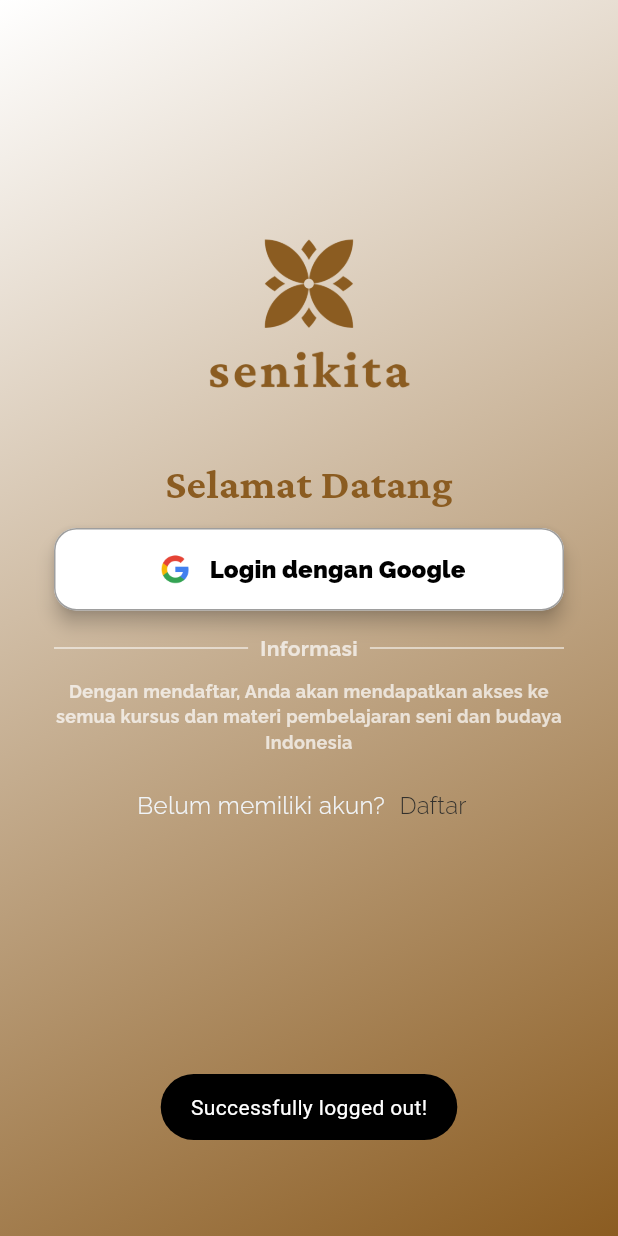
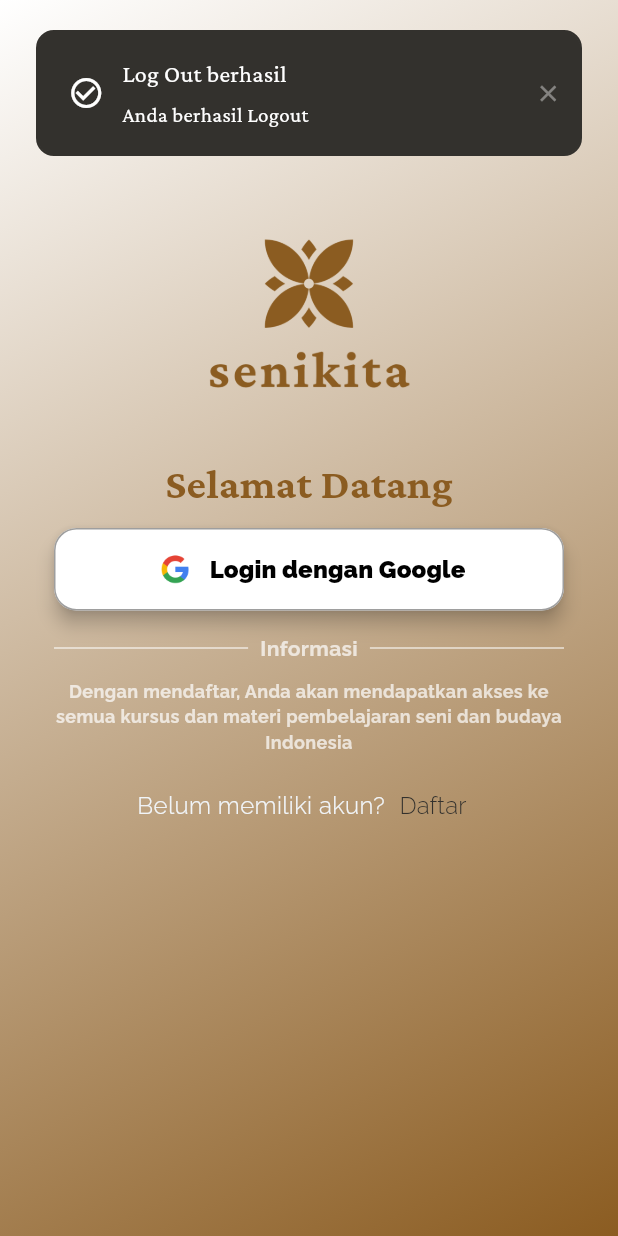
Before and after one commit to rickyprimay/senikita_edu_flutter, a Flutter app: the ProfileScreen screen opened directly, after a tap on "Log Out", on a phone screen of 412 x 824 dp. Run offline on Flutter 3.47's test engine with Material 3 defaults, Android fonts, the phone set to English and light mode, and no system bars; our stand-ins replace another_flushbar, fluttertoast, google_sign_in, logger, persistent_bottom_nav_bar, shared_preferences and 1 more; accounts and stored records are empty; project files that could hold a hidden picture were left out.

Commit message:
adding custom taost

```diff
--- a/lib/utils/utils.dart
+++ b/lib/utils/utils.dart
@@ -4,6 +4,9 @@ import 'package:another_flushbar/flushbar_route.dart';
 import 'package:flutter/material.dart';
 import 'package:flutter/widgets.dart';
 import 'package:fluttertoast/fluttertoast.dart';
+import 'package:senikita_edu/res/widgets/colors.dart';
+import 'package:senikita_edu/res/widgets/fonts.dart';
+import 'package:toastification/toastification.dart';
 
 class Utils {
   static void changeNodeFocus(BuildContext context, {FocusNode? current, FocusNode? next}) {
@@ -47,6 +50,32 @@ class Utils {
         SnackBar(backgroundColor: Colors.red, content: Text(message)));
   }
 
+  static showToastification(String message, String description, bool isSuccess, BuildContext context) {
+    return toastification.show(
+      context: context,
+      title: Text(
+        message,
+        style: AppFont.crimsonBodyMedium.copyWith(
+          fontSize: 16,
+          color: Colors.white
+        ),
+      ),
+      description: Text(
+        description,
+        style: AppFont.crimsonFootnoteLarge.copyWith(
+          fontSize: 14,
+          color: Colors.white
+        ),
+      ),
+      autoCloseDuration: const Duration(seconds: 5),
+      style: ToastificationStyle.fillColored,
+      primaryColor: AppColors.secondary,
+      backgroundColor: isSuccess ? AppColors.customGreen : AppColors.customRed,
+      foregroundColor: AppColors.greyCustom,
+      showProgressBar: true,
+    );
+  }
+
   static double averageRatings(List<int> ratings) {
     double avg = 0;
     for (int i = 0; i < ratings.length; i++) {
--- a/lib/viewModel/auth_view_model.dart
+++ b/lib/viewModel/auth_view_model.dart
@@ -1,7 +1,6 @@
 import 'package:flutter/material.dart';
 import 'package:google_sign_in/google_sign_in.dart';
 import 'package:senikita_edu/repository/auth_repository.dart';
-import 'package:senikita_edu/res/widgets/logger.dart';
 import 'package:senikita_edu/res/widgets/shared_preferences.dart';
 import 'package:senikita_edu/utils/routes/routes_names.dart';
 import 'package:senikita_edu/viewModel/user_view_model.dart';
@@ -17,12 +16,19 @@ class AuthViewModel with ChangeNotifier {
   );
 
   bool _loginLoading = false;
+  bool _logoutLoading = false;
   bool isAuthenticated = false;
 
+  bool get logoutLoading => _logoutLoading;
   bool get loading => _loginLoading;
 
   void setLoginLoading(bool value) {
     _loginLoading = value;
+    notifyListeners();
+  }
+
+  void setLogoutLoading(bool value) {
+    _logoutLoading = value;
     notifyListeners();
   }
 
@@ -52,10 +58,7 @@ class AuthViewModel with ChangeNotifier {
 
       await verifyGoogleToken(idToken, context);
     } catch (e) {
-      Utils.flushBarErrorMessage(
-        'Error during Google sign-in. Please try again.',
-        context,
-      );
+      Utils.showToastification('Gagal melakukan Login dengan Google', 'Gagal Login dengan Google, silahkan coba kembali', false, context);
     } finally {
       setLoginLoading(false);
       notifyListeners();
@@ -73,16 +76,10 @@ class AuthViewModel with ChangeNotifier {
         isAuthenticated = true;
         await saveToken(token, context);
       } else {
-        Utils.flushBarErrorMessage(
-          'Failed to authenticate with the server. Please try again.',
-          context,
-        );
+        Utils.showToastification('Gagal terkoneksi ke Server', 'Gagal terkoneksi ke Server, silahkan coba kembali', false, context);
       }
     } catch (e) {
-      Utils.flushBarErrorMessage(
-        'Verification failed. Please try again.',
-        context,
-      );
+      Utils.showToastification('Verfikasi gagal', 'Verifikasi gagal, silahkan coba kembali', false, context);
     } finally {
       setLoginLoading(false);
       notifyListeners();
@@ -94,30 +91,29 @@ class AuthViewModel with ChangeNotifier {
 
     await userViewModel.fetchUserDetail(context);
 
-    Utils.toastMessage('Successfully logged in!');
+    Utils.showToastification('Login Berhasil', 'Anda berhasil login', true, context);
     Navigator.pushNamed(context, RouteNames.discover);
   }
 
   Future<void> logout(BuildContext context) async {
+    setLogoutLoading(true);
+
     try {
       await SharedPrefs.remove('auth_token');
-
       await _googleSignIn.signOut();
 
       isAuthenticated = false;
 
-      Utils.toastMessage('Successfully logged out!');
+      Utils.showToastification('Log Out berhasil', 'Anda berhasil Logout', true, context);
 
       Navigator.of(context, rootNavigator: true).pushNamedAndRemoveUntil(
         RouteNames.login,
         (route) => false,
       );
     } catch (e) {
-      Utils.flushBarErrorMessage(
-        'Error during logout. Please try again.: $e',
-        context,
-      );
-      AppLogger.logError("Error during logout: $e");
+      Utils.showToastification('Gagal Log Out', 'Gagal Logout, silahkan coba kembali', false, context);
+    } finally {
+      setLogoutLoading(false);
     }
   }
 }
--- a/pubspec.yaml
+++ b/pubspec.yaml
@@ -20,6 +20,7 @@ dependencies:
   persistent_bottom_nav_bar: ^6.2.1
   cached_network_image: ^3.4.1
   font_awesome_flutter: ^10.8.0
+  toastification: ^3.0.2
 
 dev_dependencies:
   flutter_test:
```
Also changed, not shown: lib/res/widgets/loading.dart (+30 -6 lines), pubspec.lock.
